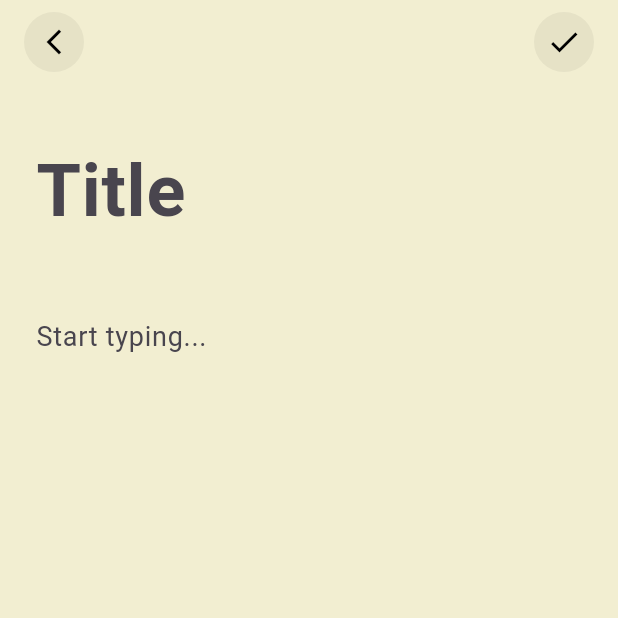
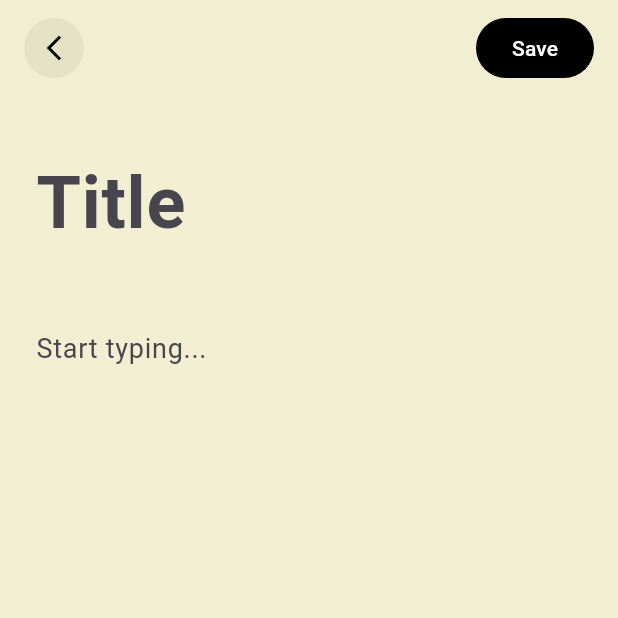
Before and after one commit to afnanahmadtariq/Simple-Notes, a Flutter app: the NoteDetailScreen screen opened directly, on a phone screen of 412 x 824 dp, the top half of it. Run offline on Flutter 3.47's test engine with Material 3 defaults, Android fonts, the phone set to English and light mode, and no system bars; our stand-ins replace shared_preferences; accounts and stored records are empty.

Commit message:
Update note_detail_screen.dart

```diff
--- a/lib/note_detail_screen.dart
+++ b/lib/note_detail_screen.dart
@@ -15,16 +15,18 @@ class _NoteDetailScreenState extends State<NoteDetailScreen> {
   late TextEditingController _titleController;
   late TextEditingController _contentController;
   final NoteService _noteService = NoteService();
-  bool _isEditing = false;
+
+  String? _currentNoteId;
+  bool _isModified = false;
+  late bool _isNewNote;
 
   @override
   void initState() {
     super.initState();
+    _isNewNote = widget.note == null;
+    _currentNoteId = widget.note?.id;
     _titleController = TextEditingController(text: widget.note?.title ?? '');
     _contentController = TextEditingController(text: widget.note?.content ?? '');
-
-    // If opening an existing note, start in view mode (unless you want to edit immediately)
-    _isEditing = widget.note == null;
   }
 
   @override
@@ -35,8 +37,10 @@ class _NoteDetailScreenState extends State<NoteDetailScreen> {
   }
 
   void _saveNote() async {
+    _currentNoteId ??= DateTime.now().millisecondsSinceEpoch.toString();
+
     final note = Note(
-      id: widget.note?.id ?? DateTime.now().millisecondsSinceEpoch.toString(),
+      id: _currentNoteId!,
       title: _titleController.text.isEmpty ? 'Untitled' : _titleController.text,
       content: _contentController.text,
       createdAt: widget.note?.createdAt ?? DateTime.now(),
@@ -46,8 +50,18 @@ class _NoteDetailScreenState extends State<NoteDetailScreen> {
     );
 
     await _noteService.saveNote(note);
+
     if (mounted) {
-      Navigator.pop(context);
+      if (_isNewNote) {
+        Navigator.pop(context);
+      } else {
+        setState(() {
+          _isModified = false;
+        });
+        ScaffoldMessenger.of(context).showSnackBar(
+          const SnackBar(content: Text('Note updated'), duration: Duration(seconds: 1)),
+        );
+      }
     }
   }
 
@@ -68,7 +82,11 @@ class _NoteDetailScreenState extends State<NoteDetailScreen> {
                     const SizedBox(height: 40),
                     TextField(
                       controller: _titleController,
-                      onChanged: (_) => setState(() => _isEditing = true),
+                      onChanged: (value) {
+                        setState(() {
+                          _isModified = value != (widget.note?.title ?? '');
+                        });
+                      },
                       style: const TextStyle(
                         fontSize: 48,
                         fontWeight: FontWeight.bold,
@@ -84,7 +102,11 @@ class _NoteDetailScreenState extends State<NoteDetailScreen> {
                     const SizedBox(height: 40),
                     TextField(
                       controller: _contentController,
-                      onChanged: (_) => setState(() => _isEditing = true),
+                      onChanged: (value) {
+                        setState(() {
+                          _isModified = value != (widget.note?.content ?? '');
+                        });
+                      },
                       style: const TextStyle(
                         fontSize: 18,
                         color: Colors.black,
@@ -120,7 +142,18 @@ class _NoteDetailScreenState extends State<NoteDetailScreen> {
             ),
           ),
           const Spacer(),
-          if (_isEditing)
+          if (_isNewNote)
+            ElevatedButton(
+              onPressed: _saveNote,
+              style: ElevatedButton.styleFrom(
+                backgroundColor: Colors.black,
+                foregroundColor: Colors.white,
+                shape: RoundedRectangleBorder(borderRadius: BorderRadius.circular(20)),
+                elevation: 0,
+              ),
+              child: const Text('Save'),
+            )
+          else if (_isModified)
             CircleAvatar(
               backgroundColor: Colors.black.withOpacity(0.05),
               child: IconButton(
@@ -142,25 +175,25 @@ class _NoteDetailScreenState extends State<NoteDetailScreen> {
                   const Positioned(
                     left: 0,
                     child: CircleAvatar(
-                      radius: 20,
+                      radius: 18,
                       backgroundColor: Colors.grey,
                       backgroundImage: NetworkImage('https://i.pravatar.cc/100?u=1'),
                     ),
                   ),
                   const Positioned(
-                    left: 25,
+                    left: 20,
                     child: CircleAvatar(
-                      radius: 20,
+                      radius: 18,
                       backgroundColor: Colors.grey,
                       backgroundImage: NetworkImage('https://i.pravatar.cc/100?u=2'),
                     ),
                   ),
                   Positioned(
-                    left: 50,
+                    left: 40,
                     child: CircleAvatar(
-                      radius: 20,
+                      radius: 18,
                       backgroundColor: Colors.white.withOpacity(0.5),
-                      child: const Icon(Icons.ios_share, color: Colors.black, size: 20),
+                      child: const Icon(Icons.ios_share, color: Colors.black, size: 16),
                     ),
                   ),
                 ],
```
